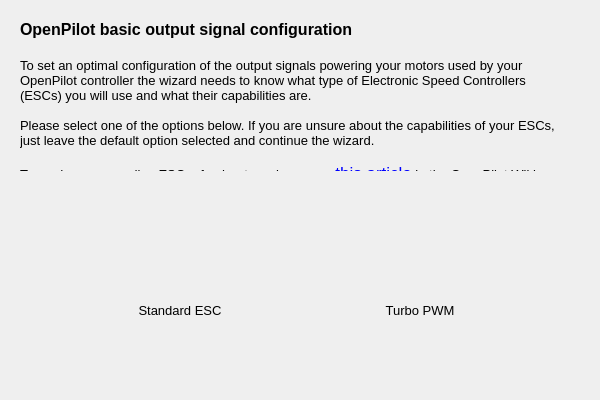
Before: the Qt Designer form ground/openpilotgcs/src/plugins/setupwizard/pages/outputpage.ui in openpilot/OpenPilot, drawn with Qt 5.
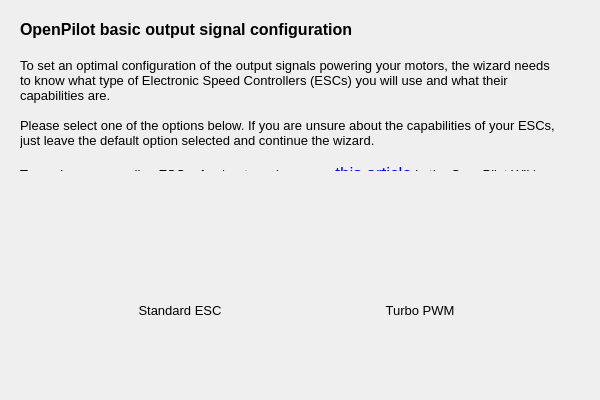
After: the same form once the commit is applied. Icons and pictures are not drawn.

```diff
--- a/ground/openpilotgcs/src/plugins/setupwizard/pages/outputpage.ui
+++ b/ground/openpilotgcs/src/plugins/setupwizard/pages/outputpage.ui
@@ -29,7 +29,7 @@
 &lt;/style&gt;&lt;/head&gt;&lt;body style=&quot; font-family:'Lucida Grande'; font-size:13pt; font-weight:400; font-style:normal;&quot;&gt;
 &lt;p style=&quot; margin-top:0px; margin-bottom:0px; margin-left:0px; margin-right:0px; -qt-block-indent:0; text-indent:0px;&quot;&gt;&lt;span style=&quot; font-family:'MS Shell Dlg 2'; font-size:12pt; font-weight:600;&quot;&gt;OpenPilot basic output signal configuration&lt;/span&gt;&lt;/p&gt;
 &lt;p style=&quot;-qt-paragraph-type:empty; margin-top:0px; margin-bottom:0px; margin-left:0px; margin-right:0px; -qt-block-indent:0; text-indent:0px; font-family:'MS Shell Dlg 2'; font-size:12pt; font-weight:600;&quot;&gt;&lt;/p&gt;
-&lt;p style=&quot; margin-top:0px; margin-bottom:0px; margin-left:0px; margin-right:0px; -qt-block-indent:0; text-indent:0px;&quot;&gt;&lt;span style=&quot; font-family:'MS Shell Dlg 2'; font-size:10pt;&quot;&gt;To set an optimal configuration of the output signals powering your motors used by your OpenPilot controller the wizard needs to know what type of Electronic Speed Controllers (ESCs) you will use and what their capabilities are.&lt;/span&gt;&lt;/p&gt;
+&lt;p style=&quot; margin-top:0px; margin-bottom:0px; margin-left:0px; margin-right:0px; -qt-block-indent:0; text-indent:0px;&quot;&gt;&lt;span style=&quot; font-family:'MS Shell Dlg 2'; font-size:10pt;&quot;&gt;To set an optimal configuration of the output signals powering your motors, the wizard needs to know what type of Electronic Speed Controllers (ESCs) you will use and what their capabilities are.&lt;/span&gt;&lt;/p&gt;
 &lt;p style=&quot;-qt-paragraph-type:empty; margin-top:0px; margin-bottom:0px; margin-left:0px; margin-right:0px; -qt-block-indent:0; text-indent:0px; font-family:'MS Shell Dlg 2'; font-size:10pt;&quot;&gt;&lt;/p&gt;
 &lt;p style=&quot; margin-top:0px; margin-bottom:0px; margin-left:0px; margin-right:0px; -qt-block-indent:0; text-indent:0px;&quot;&gt;&lt;span style=&quot; font-family:'MS Shell Dlg 2'; font-size:10pt;&quot;&gt;Please select one of the options below. If you are unsure about the capabilities of your ESCs, just leave the default option selected and continue the wizard.&lt;/span&gt;&lt;/p&gt;
 &lt;p style=&quot;-qt-paragraph-type:empty; margin-top:0px; margin-bottom:0px; margin-left:0px; margin-right:0px; -qt-block-indent:0; text-indent:0px; font-family:'MS Shell Dlg 2'; font-size:10pt;&quot;&gt;&lt;/p&gt;
```
